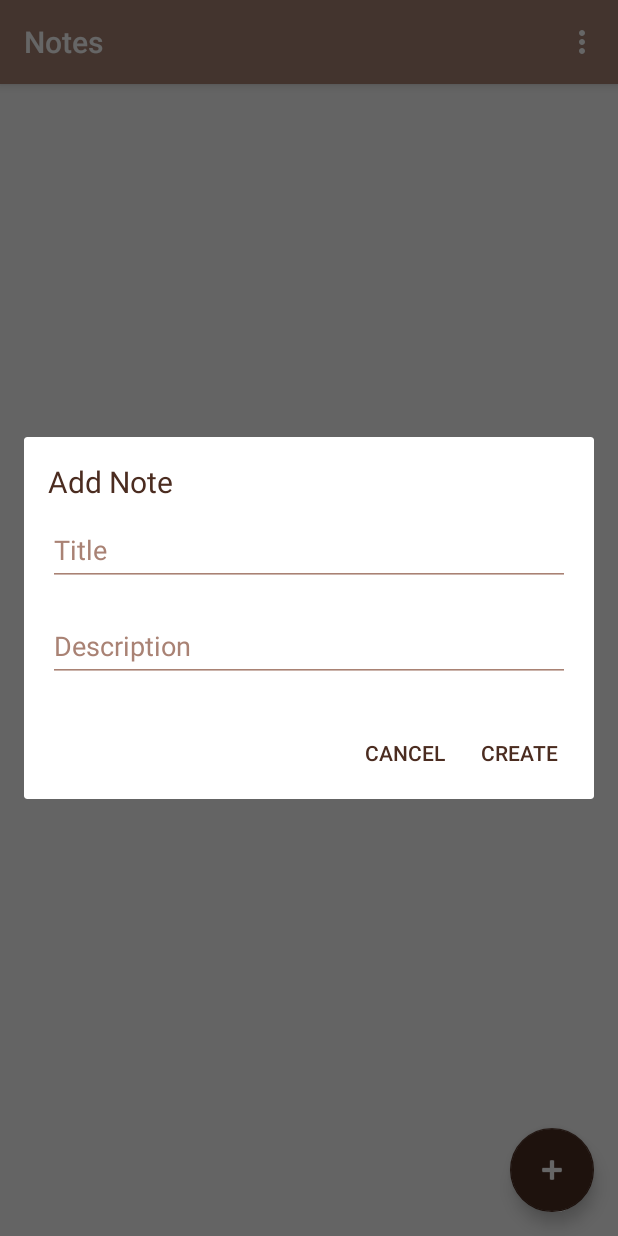
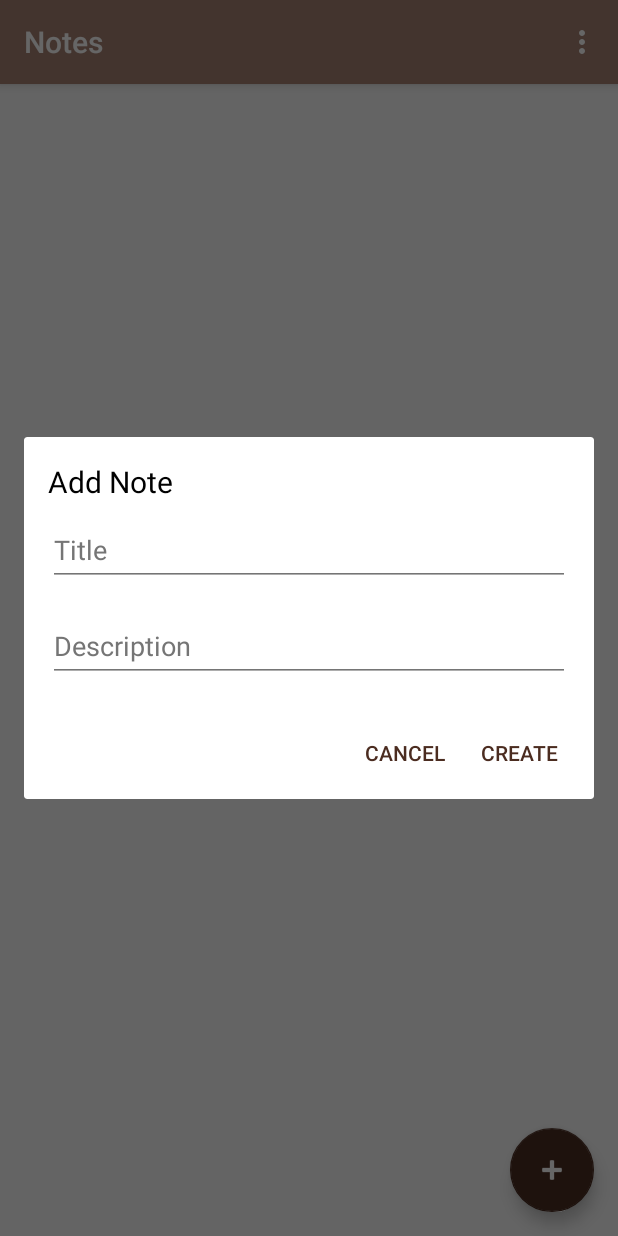
Before and after one commit to Mateaus/Note-Taking-App, an Android app: the screen it shows after launch (MainActivity), after a tap on an icon or button, on a phone screen of 412 x 824 dp. Run offline under Robolectric (Android 15) with nearby library versions, the phone set to English and light mode, and no system bars; our stand-ins replace ButterKnife, Room's generated code; libraries missing offline, so code that uses them is left out: android.arch.persistence.

Commit message:
Increased cardview inside the recycler by 1 margin top and set bottom to 2 dp. Also changed default in the add pop screen to gray.

```diff
--- a/app/src/main/res/layout/add_note_title.xml
+++ b/app/src/main/res/layout/add_note_title.xml
@@ -15,6 +15,6 @@
         android:layout_marginRight="16dp"
         android:fontFamily="sans-serif"
         android:text="Add Note"
-        android:textColor="@color/darkbrown"
+        android:textColor="@color/black"
         android:textSize="20sp" />
 </RelativeLayout>
--- a/app/src/main/res/layout/fragment_add_note_dialog.xml
+++ b/app/src/main/res/layout/fragment_add_note_dialog.xml
@@ -13,7 +13,7 @@
         android:layout_marginEnd="16dp"
         android:layout_marginRight="16dp"
         android:layout_marginBottom="16dp"
-        android:textColorHint="@color/lightbrown">
+        android:textColorHint="@color/grey">
 
         <android.support.design.widget.TextInputEditText
             android:id="@+id/titleTV"
@@ -38,7 +38,7 @@
         android:layout_marginEnd="16dp"
         android:layout_marginRight="16dp"
         android:layout_marginBottom="16dp"
-        android:textColorHint="@color/lightbrown">
+        android:textColorHint="@color/grey">
 
         <android.support.design.widget.TextInputEditText
             android:id="@+id/descriptionTV"
@@ -58,7 +58,7 @@
         android:layout_width="wrap_content"
         android:layout_height="wrap_content"
         android:layout_centerHorizontal="true"
-        android:indeterminateTint="@color/darkbrown"
+        android:indeterminateTint="@color/colorAccent"
         android:visibility="gone" />
 
 </RelativeLayout>
--- a/app/src/main/res/layout/note_item.xml
+++ b/app/src/main/res/layout/note_item.xml
@@ -5,9 +5,9 @@
     android:layout_width="match_parent"
     android:layout_height="wrap_content"
     android:layout_marginLeft="8dp"
-    android:layout_marginTop="1dp"
+    android:layout_marginTop="2dp"
     android:layout_marginRight="8dp"
-    android:layout_marginBottom="1dp"
+    android:layout_marginBottom="2dp"
     app:layout_behavior="@string/appbar_scrolling_view_behavior">
 
     <LinearLayout
--- a/app/src/main/res/values/styles.xml
+++ b/app/src/main/res/values/styles.xml
@@ -18,9 +18,9 @@
     <style name="AppTheme.PopupOverlay" parent="ThemeOverlay.AppCompat.Light" />
 
     <style name="EditTextThemeNote">
-        <item name="colorControlNormal">@color/lightbrown</item>
-        <item name="colorControlActivated">@color/brown</item>
-        <item name="colorControlHighlight">@color/darkbrown</item>
+        <item name="colorControlNormal">@color/grey</item>
+        <item name="colorControlActivated">@color/black</item>
+        <item name="colorControlHighlight">@color/black</item>
     </style>
 
     <style name="AppTheme.Launcher">
--- a/build.gradle
+++ b/build.gradle
@@ -7,7 +7,7 @@ buildscript {
         jcenter()
     }
     dependencies {
-        classpath 'com.android.tools.build:gradle:3.2.1'
+        classpath 'com.android.tools.build:gradle:3.3.0'
 
 
         // NOTE: Do not place your application dependencies here; they belong
```
Also changed, not shown: gradle/wrapper/gradle-wrapper.properties.
